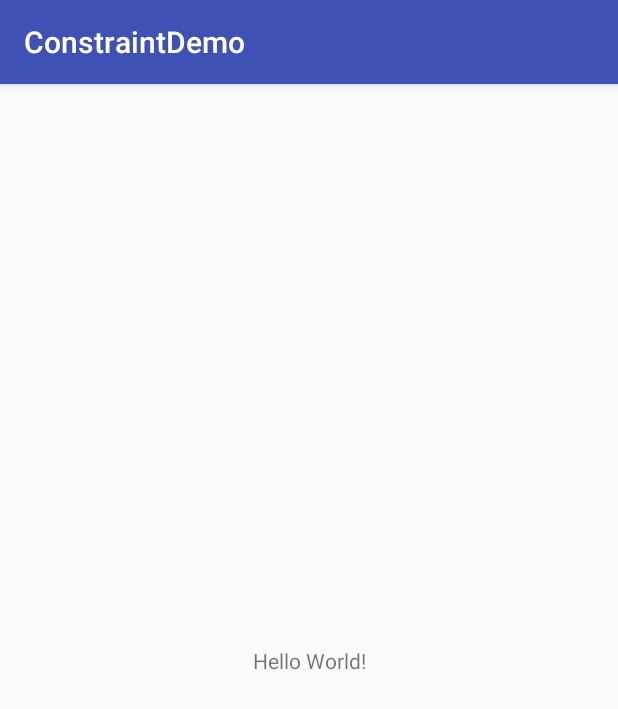
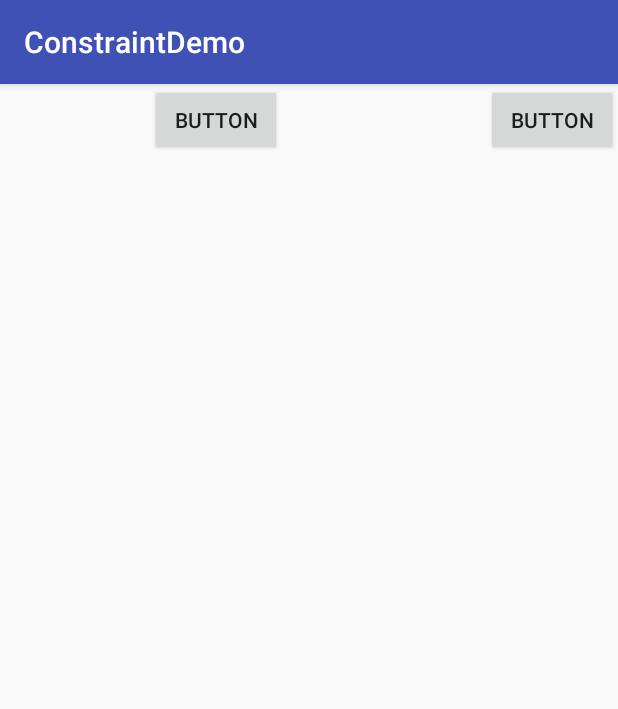
Before and after one commit to pxhbb1224/ConstraintDemo, an Android app: the screen it shows after launch (MainActivity), on a phone screen of 412 x 824 dp. Shown: the top 709 px of the screen. Run offline under Robolectric (Android 15) with nearby library versions, the phone set to English and light mode, and no system bars.

Commit message:
MOD 使用测试版测试ConstraintLayout-1.1beta

```diff
--- a/app/src/main/AndroidManifest.xml
+++ b/app/src/main/AndroidManifest.xml
@@ -18,6 +18,7 @@
         <category android:name="android.intent.category.LAUNCHER" />
       </intent-filter>
     </activity>
+    <activity android:name=".RelativeAndConstraint" />
   </application>
 
 </manifest>
--- a/app/src/main/java/com/example/huangwei/constraintdemo/MainActivity.java
+++ b/app/src/main/java/com/example/huangwei/constraintdemo/MainActivity.java
@@ -1,13 +1,34 @@
 package com.example.huangwei.constraintdemo;
 
+import android.os.Bundle;
 import android.support.v7.app.AppCompatActivity;
-import android.os.Bundle;
 
 public class MainActivity extends AppCompatActivity {
 
   @Override
   protected void onCreate(Bundle savedInstanceState) {
     super.onCreate(savedInstanceState);
-    setContentView(R.layout.activity_main);
+    setContentView(R.layout.chain);
+    //final TextView textGone = (TextView) findViewById(R.id.text_will_gone);
+    //findViewById(R.id.text_gone_right).setOnClickListener(new View.OnClickListener() {
+    //  boolean flag = false;
+    //
+    //  @Override
+    //  public void onClick(View v) {
+    //    textGone.setVisibility(flag ? View.VISIBLE : View.GONE);
+    //    flag = !flag;
+    //  }
+    //});
+    //Guideline guideline;
+    //final TextView textGone1 = (TextView) findViewById(R.id.textView4);
+    //findViewById(R.id.text_click_gone_constraint).setOnClickListener(new View.OnClickListener() {
+    //  boolean flag = false;
+    //
+    //  @Override
+    //  public void onClick(View v) {
+    //    textGone1.setVisibility(flag ? View.VISIBLE : View.GONE);
+    //    flag = !flag;
+    //  }
+    //});
   }
 }
--- a/app/src/main/res/layout/activity_main.xml
+++ b/app/src/main/res/layout/activity_main.xml
@@ -1,21 +1,8 @@
 <?xml version="1.0" encoding="utf-8"?>
-<android.support.constraint.ConstraintLayout
+<RelativeLayout
     xmlns:android="http://schemas.android.com/apk/res/android"
-    xmlns:tools="http://schemas.android.com/tools"
-    xmlns:app="http://schemas.android.com/apk/res-auto"
     android:layout_width="match_parent"
     android:layout_height="match_parent"
-    tools:context="com.example.huangwei.constraintdemo.MainActivity"
     >
 
-  <TextView
-      android:layout_width="wrap_content"
-      android:layout_height="wrap_content"
-      android:text="Hello World!"
-      app:layout_constraintBottom_toBottomOf="parent"
-      app:layout_constraintLeft_toLeftOf="parent"
-      app:layout_constraintRight_toRightOf="parent"
-      app:layout_constraintTop_toTopOf="parent"
-      />
-
-</android.support.constraint.ConstraintLayout>
+</RelativeLayout>
--- /dev/null
+++ b/app/src/main/res/layout/chain.xml
@@ -0,0 +1,28 @@
+<?xml version="1.0" encoding="utf-8"?>
+<android.support.constraint.ConstraintLayout
+    xmlns:android="http://schemas.android.com/apk/res/android"
+    xmlns:app="http://schemas.android.com/apk/res-auto"
+    android:layout_width="match_parent"
+    android:layout_height="match_parent"
+    >
+
+  <Button
+      android:text="Button"
+      android:layout_width="wrap_content"
+      android:layout_height="wrap_content"
+      android:id="@+id/button5"
+      app:layout_constraintStart_toStartOf="parent"
+      app:layout_constraintEnd_toStartOf="@id/button6"
+      app:layout_constraintHorizontal_chainStyle="spread_inside"
+      android:layout_marginStart="100dp"
+      />
+
+  <Button
+      android:text="Button"
+      android:layout_width="wrap_content"
+      android:layout_height="wrap_content"
+      android:id="@+id/button6"
+      app:layout_constraintStart_toEndOf="@id/button5"
+      app:layout_constraintEnd_toEndOf="parent"
+      />
+</android.support.constraint.ConstraintLayout>
--- a/app/src/main/res/values/strings.xml
+++ b/app/src/main/res/values/strings.xml
@@ -7,4 +7,6 @@
   <string name="name_test_gone_left">即将变成gone,左边有20dp margin</string>
   <string name="name_fill_parent">match_parent/0dp然后左右增加20dp margin</string>
   <string name="name_test_gone_right">左边有一个50dp margin</string>
+  <string name="long_string">This is a long1 long2 long3 long4 long5 long6 long7 long8 long9 long10 long11 long12 long13 long14 long15 text</string>
+  <string name="short_string">short text</string>
 </resources>
```
Also changed, not shown: app/build.gradle (+4 -4 lines), app/src/main/res/layout/chains.xml (added, +14 -0 lines), app/src/main/res/layout/compare_relative_constraint.xml (+9 -4 lines), app/src/main/res/layout/constraint_simple_operation.xml (added, +52 -0 lines), app/src/main/res/layout/layout_relative.xml (added, +28 -0 lines), app/src/main/res/layout/ratio.xml (added, +20 -0 lines), app/src/main/res/layout/wrap_content.xml (added, +48 -0 lines), build.gradle (+9 -1 lines), app/src/main/res/drawable-xxhdpi/timg.jpg (added), gradle/wrapper/gradle-wrapper.properties.
